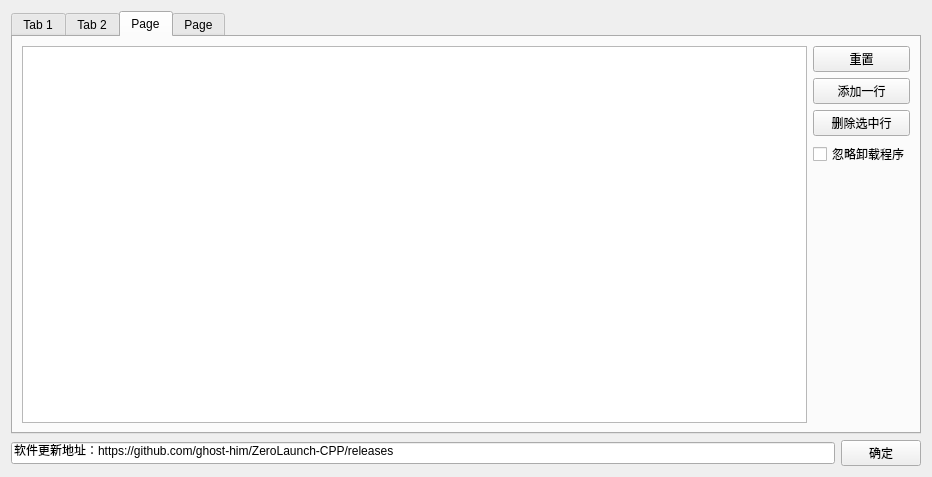
Before: the Qt Designer form ui/settingwindow.ui in ghost-him/ZeroLaunch-CPP, drawn with Qt 5.
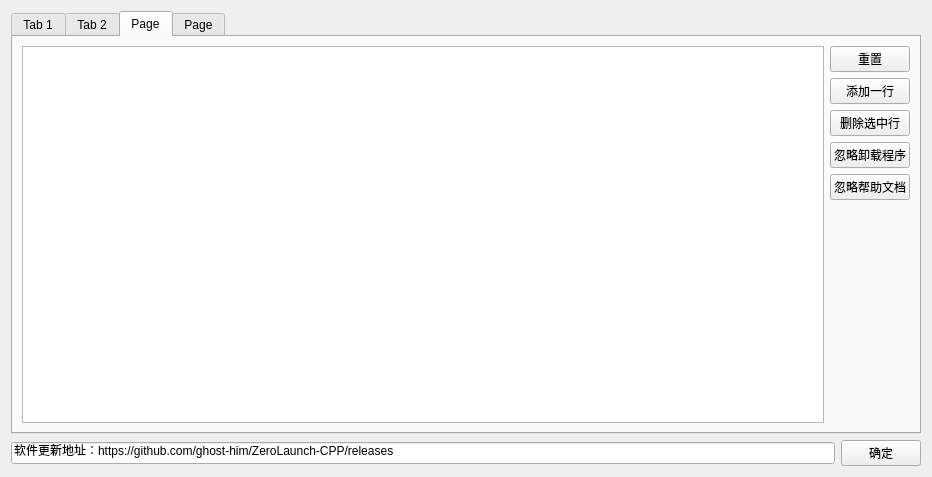
After: the same form once the commit is applied. The open tabs and pages were chosen to show the change.

What changed in the file:
```diff
--- a/ui/settingwindow.ui
+++ b/ui/settingwindow.ui
@@ -348,12 +348,19 @@
           </widget>
          </item>
          <item>
-          <widget class="QCheckBox" name="boxIgnoreUninstall">
+          <widget class="QPushButton" name="btnIgnoreUnstallApp">
            <property name="text">
             <string>忽略卸载程序</string>
            </property>
           </widget>
          </item>
+         <item>
+          <widget class="QPushButton" name="btnIgnoreHelpApp">
+           <property name="text">
+            <string>忽略帮助文档</string>
+           </property>
+          </widget>
+         </item>
          <item>
           <spacer name="verticalSpacer_4">
            <property name="orientation">
```
Left out of the diff: 2 changed lines with no effect on the pictures.
